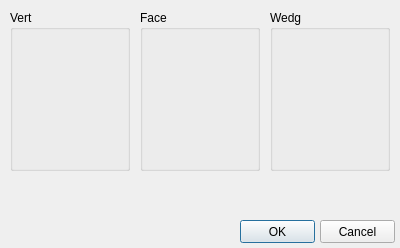
The window that src/meshlabplugins/meshio/ui/savemaskexporter.ui (cnr-isti-vclab/meshlab) describes before a commit, drawn with Qt 5.
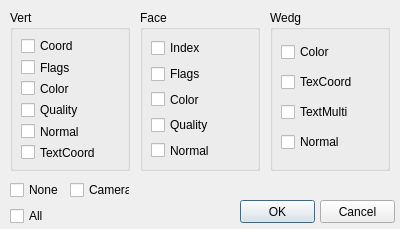
The same window after the commit.

Diff of the .ui file:
```diff
--- a/src/meshlabplugins/meshio/ui/savemaskexporter.ui
+++ b/src/meshlabplugins/meshio/ui/savemaskexporter.ui
@@ -9,7 +9,7 @@
     <x>0</x>
     <y>0</y>
     <width>400</width>
-    <height>248</height>
+    <height>229</height>
    </rect>
   </property>
   <property name="windowTitle" >
@@ -25,6 +25,55 @@
     </rect>
    </property>
   </widget>
+  <widget class="QGroupBox" name="groupBox_3" >
+   <property name="geometry" >
+    <rect>
+     <x>270</x>
+     <y>10</y>
+     <width>120</width>
+     <height>161</height>
+    </rect>
+   </property>
+   <property name="title" >
+    <string>Wedg</string>
+   </property>
+   <layout class="QVBoxLayout" >
+    <property name="margin" >
+     <number>8</number>
+    </property>
+    <property name="spacing" >
+     <number>6</number>
+    </property>
+    <item>
+     <widget class="QCheckBox" name="checkBox" >
+      <property name="text" >
+       <string>Color</string>
+      </property>
+     </widget>
+    </item>
+    <item>
+     <widget class="QCheckBox" name="checkBox_2" >
+      <property name="text" >
+       <string>TexCoord</string>
+      </property>
+     </widget>
+    </item>
+    <item>
+     <widget class="QCheckBox" name="checkBox_3" >
+      <property name="text" >
+       <string>TextMulti</string>
+      </property>
+     </widget>
+    </item>
+    <item>
+     <widget class="QCheckBox" name="checkBox_4" >
+      <property name="text" >
+       <string>Normal</string>
+      </property>
+     </widget>
+    </item>
+   </layout>
+  </widget>
   <widget class="QGroupBox" name="groupBox_2" >
    <property name="geometry" >
     <rect>
@@ -37,6 +86,49 @@
    <property name="title" >
     <string>Face</string>
    </property>
+   <layout class="QVBoxLayout" >
+    <property name="margin" >
+     <number>8</number>
+    </property>
+    <property name="spacing" >
+     <number>6</number>
+    </property>
+    <item>
+     <widget class="QCheckBox" name="checkBox_5" >
+      <property name="text" >
+       <string>Index</string>
+      </property>
+     </widget>
+    </item>
+    <item>
+     <widget class="QCheckBox" name="checkBox_6" >
+      <property name="text" >
+       <string>Flags</string>
+      </property>
+     </widget>
+    </item>
+    <item>
+     <widget class="QCheckBox" name="checkBox_7" >
+      <property name="text" >
+       <string>Color</string>
+      </property>
+     </widget>
+    </item>
+    <item>
+     <widget class="QCheckBox" name="checkBox_8" >
+      <property name="text" >
+       <string>Quality</string>
+      </property>
+     </widget>
+    </item>
+    <item>
+     <widget class="QCheckBox" name="checkBox_9" >
+      <property name="text" >
+       <string>Normal</string>
+      </property>
+     </widget>
+    </item>
+   </layout>
   </widget>
   <widget class="QGroupBox" name="groupBox" >
    <property name="geometry" >
@@ -50,25 +142,104 @@
    <property name="title" >
     <string>Vert</string>
    </property>
+   <layout class="QVBoxLayout" >
+    <property name="margin" >
+     <number>8</number>
+    </property>
+    <property name="spacing" >
+     <number>6</number>
+    </property>
+    <item>
+     <widget class="QCheckBox" name="checkBox_10" >
+      <property name="text" >
+       <string>Coord</string>
+      </property>
+     </widget>
+    </item>
+    <item>
+     <widget class="QCheckBox" name="checkBox_11" >
+      <property name="text" >
+       <string>Flags</string>
+      </property>
+     </widget>
+    </item>
+    <item>
+     <widget class="QCheckBox" name="checkBox_12" >
+      <property name="text" >
+       <string>Color</string>
+      </property>
+     </widget>
+    </item>
+    <item>
+     <widget class="QCheckBox" name="checkBox_13" >
+      <property name="text" >
+       <string>Quality</string>
+      </property>
+     </widget>
+    </item>
+    <item>
+     <widget class="QCheckBox" name="checkBox_14" >
+      <property name="text" >
+       <string>Normal</string>
+      </property>
+     </widget>
+    </item>
+    <item>
+     <widget class="QCheckBox" name="checkBox_15" >
+      <property name="text" >
+       <string>TextCoord</string>
+      </property>
+     </widget>
+    </item>
+   </layout>
   </widget>
-  <widget class="QGroupBox" name="groupBox_3" >
+  <widget class="QWidget" name="" >
    <property name="geometry" >
     <rect>
-     <x>270</x>
-     <y>10</y>
+     <x>10</x>
+     <y>180</y>
      <width>120</width>
-     <height>161</height>
+     <height>46</height>
     </rect>
    </property>
-   <property name="title" >
-    <string>Wedg</string>
-   </property>
+   <layout class="QGridLayout" >
+    <property name="margin" >
+     <number>0</number>
+    </property>
+    <property name="spacing" >
+     <number>6</number>
+    </property>
+    <item row="1" column="0" >
+     <widget class="QCheckBox" name="checkBox_17" >
+      <property name="text" >
+       <string>All</string>
+      </property>
+     </widget>
+    </item>
+    <item row="0" column="1" >
+     <widget class="QCheckBox" name="checkBox_18" >
+      <property name="text" >
+       <string>Camera</string>
+      </property>
+      <property name="checkable" >
+       <bool>true</bool>
+      </property>
+     </widget>
+    </item>
+    <item row="0" column="0" >
+     <widget class="QCheckBox" name="checkBox_16" >
+      <property name="text" >
+       <string>None</string>
+      </property>
+     </widget>
+    </item>
+   </layout>
   </widget>
   <widget class="QPushButton" name="okButton" >
    <property name="geometry" >
     <rect>
      <x>240</x>
-     <y>220</y>
+     <y>200</y>
      <width>75</width>
      <height>23</height>
     </rect>
@@ -81,7 +252,7 @@
    <property name="geometry" >
     <rect>
      <x>320</x>
-     <y>220</y>
+     <y>200</y>
      <width>75</width>
      <height>23</height>
     </rect>
```
